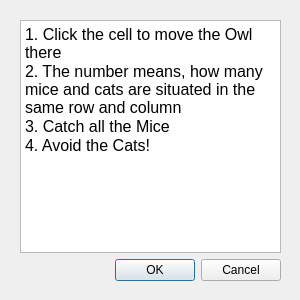
The window that howtoplay.ui (ARTmanq/HungryOwlQt) describes before a commit, drawn with Qt 5.
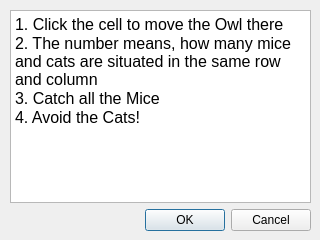
The same window after the commit.

Commit message: Window for easy game created

What changed in the file:
```diff
--- a/howtoplay.ui
+++ b/howtoplay.ui
@@ -6,20 +6,20 @@
    <rect>
     <x>0</x>
     <y>0</y>
-    <width>300</width>
-    <height>300</height>
+    <width>320</width>
+    <height>240</height>
    </rect>
   </property>
   <property name="minimumSize">
    <size>
-    <width>300</width>
-    <height>300</height>
+    <width>320</width>
+    <height>240</height>
    </size>
   </property>
   <property name="maximumSize">
    <size>
-    <width>300</width>
-    <height>300</height>
+    <width>320</width>
+    <height>240</height>
    </size>
   </property>
   <property name="windowTitle">
@@ -28,10 +28,10 @@
   <widget class="QWidget" name="">
    <property name="geometry">
     <rect>
-     <x>20</x>
-     <y>20</y>
-     <width>261</width>
-     <height>261</height>
+     <x>10</x>
+     <y>10</y>
+     <width>301</width>
+     <height>221</height>
     </rect>
    </property>
    <layout class="QVBoxLayout" name="verticalLayout">
```
The commit also changes 7 other files.
